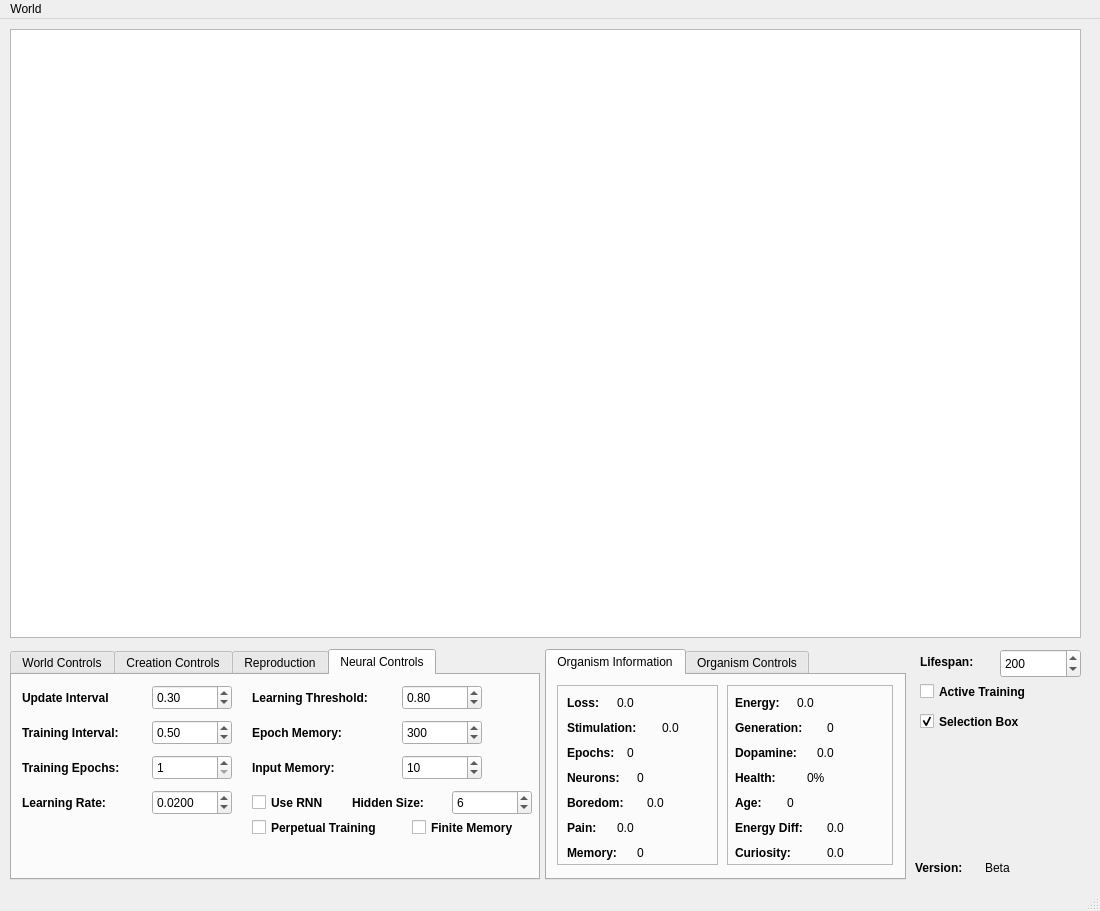
The window that MainWindow.ui (edgecase963/Sapiogenesis) describes before a commit, drawn with Qt 5.
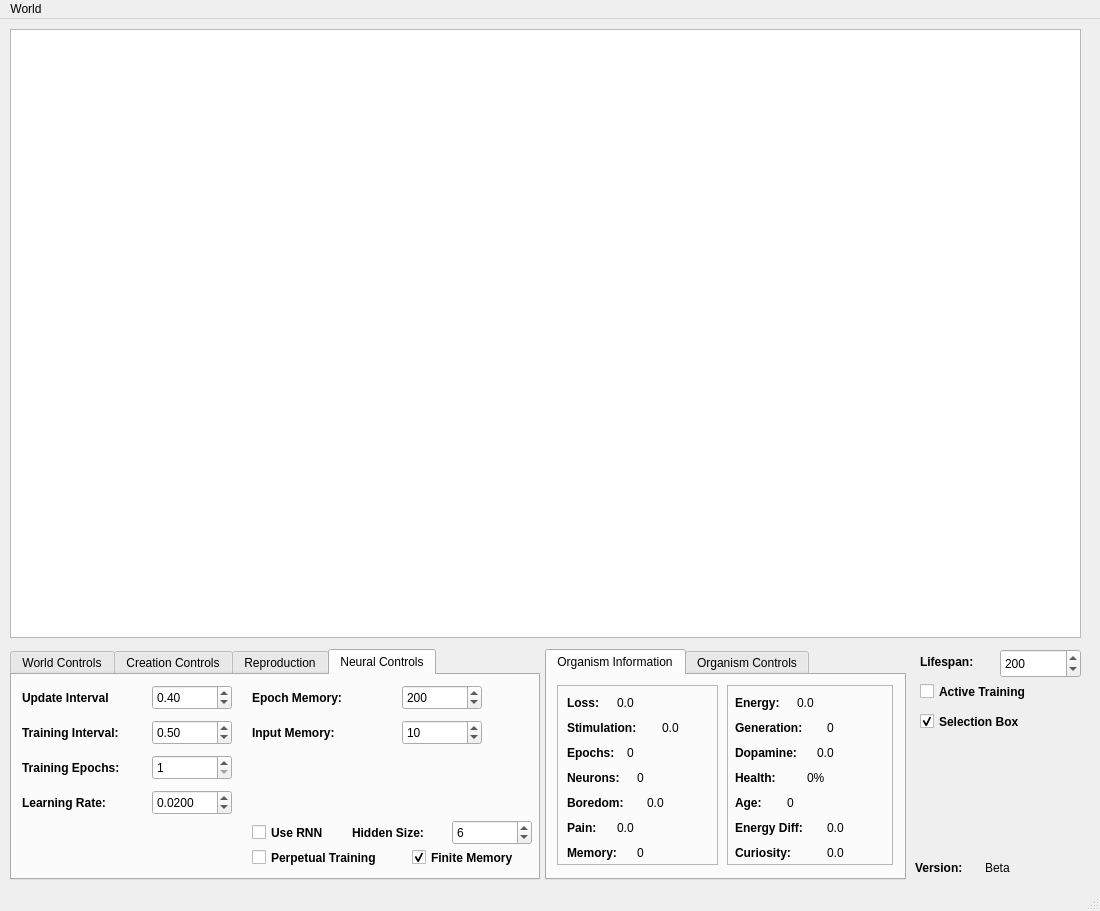
The same window after the commit. The open tabs and pages were chosen to show the change.

```diff
--- a/MainWindow.ui
+++ b/MainWindow.ui
@@ -1745,7 +1745,7 @@
        <double>0.020000000000000</double>
       </property>
       <property name="value">
-       <double>0.300000000000000</double>
+       <double>0.400000000000000</double>
       </property>
      </widget>
      <widget class="QDoubleSpinBox" name="training_interval_spinbox">
@@ -1848,64 +1848,11 @@
        <number>999</number>
       </property>
      </widget>
-     <widget class="QDoubleSpinBox" name="learn_thresh_val">
-      <property name="geometry">
-       <rect>
-        <x>390</x>
-        <y>10</y>
-        <width>80</width>
-        <height>25</height>
-       </rect>
-      </property>
-      <property name="statusTip">
-       <string>Higher = faster | Lower = more detailed memory</string>
-      </property>
-      <property name="minimum">
-       <double>0.000000000000000</double>
-      </property>
-      <property name="maximum">
-       <double>99.900000000000006</double>
-      </property>
-      <property name="singleStep">
-       <double>0.100000000000000</double>
-      </property>
-      <property name="value">
-       <double>0.800000000000000</double>
-      </property>
-     </widget>
-     <widget class="QLabel" name="learn_thresh_label">
-      <property name="geometry">
-       <rect>
-        <x>240</x>
-        <y>10</y>
-        <width>151</width>
-        <height>25</height>
-       </rect>
-      </property>
-      <property name="font">
-       <font>
-        <weight>75</weight>
-        <bold>true</bold>
-       </font>
-      </property>
-      <property name="toolTip">
-       <string extracomment="The amount of CO2 in this world"/>
-      </property>
-      <property name="statusTip">
-       <string>The amount of dopamine difference required to memorize a situation and learn from it</string>
-      </property>
-      <property name="whatsThis">
-       <string/>
-      </property>
-      <property name="text">
-       <string>Learning Threshold:</string>
-      </property>
-     </widget>
      <widget class="QLabel" name="epoch_memory_label">
       <property name="geometry">
        <rect>
         <x>240</x>
-        <y>45</y>
+        <y>10</y>
         <width>151</width>
         <height>25</height>
        </rect>
@@ -1933,7 +1880,7 @@
       <property name="geometry">
        <rect>
         <x>390</x>
-        <y>45</y>
+        <y>10</y>
         <width>80</width>
         <height>25</height>
        </rect>
@@ -1951,14 +1898,14 @@
        <number>10</number>
       </property>
       <property name="value">
-       <number>300</number>
+       <number>200</number>
       </property>
      </widget>
      <widget class="QSpinBox" name="input_memory_spinbox">
       <property name="geometry">
        <rect>
         <x>390</x>
-        <y>80</y>
+        <y>45</y>
         <width>80</width>
         <height>25</height>
        </rect>
@@ -1983,7 +1930,7 @@
       <property name="geometry">
        <rect>
         <x>240</x>
-        <y>80</y>
+        <y>45</y>
         <width>151</width>
         <height>25</height>
        </rect>
@@ -2067,7 +2014,7 @@
       <property name="geometry">
        <rect>
         <x>240</x>
-        <y>115</y>
+        <y>145</y>
         <width>92</width>
         <height>25</height>
        </rect>
@@ -2092,7 +2039,7 @@
       <property name="geometry">
        <rect>
         <x>340</x>
-        <y>115</y>
+        <y>145</y>
         <width>91</width>
         <height>25</height>
        </rect>
@@ -2120,7 +2067,7 @@
       <property name="geometry">
        <rect>
         <x>440</x>
-        <y>115</y>
+        <y>145</y>
         <width>80</width>
         <height>25</height>
        </rect>
@@ -2145,7 +2092,7 @@
       <property name="geometry">
        <rect>
         <x>240</x>
-        <y>140</y>
+        <y>170</y>
         <width>151</width>
         <height>25</height>
        </rect>
@@ -2170,7 +2117,7 @@
       <property name="geometry">
        <rect>
         <x>400</x>
-        <y>140</y>
+        <y>170</y>
         <width>131</width>
         <height>25</height>
        </rect>
@@ -2188,7 +2135,7 @@
        <string>Finite Memory</string>
       </property>
       <property name="checked">
-       <bool>false</bool>
+       <bool>true</bool>
       </property>
      </widget>
     </widget>
```
Left out of the diff: 2 changed lines with no effect on the pictures.
